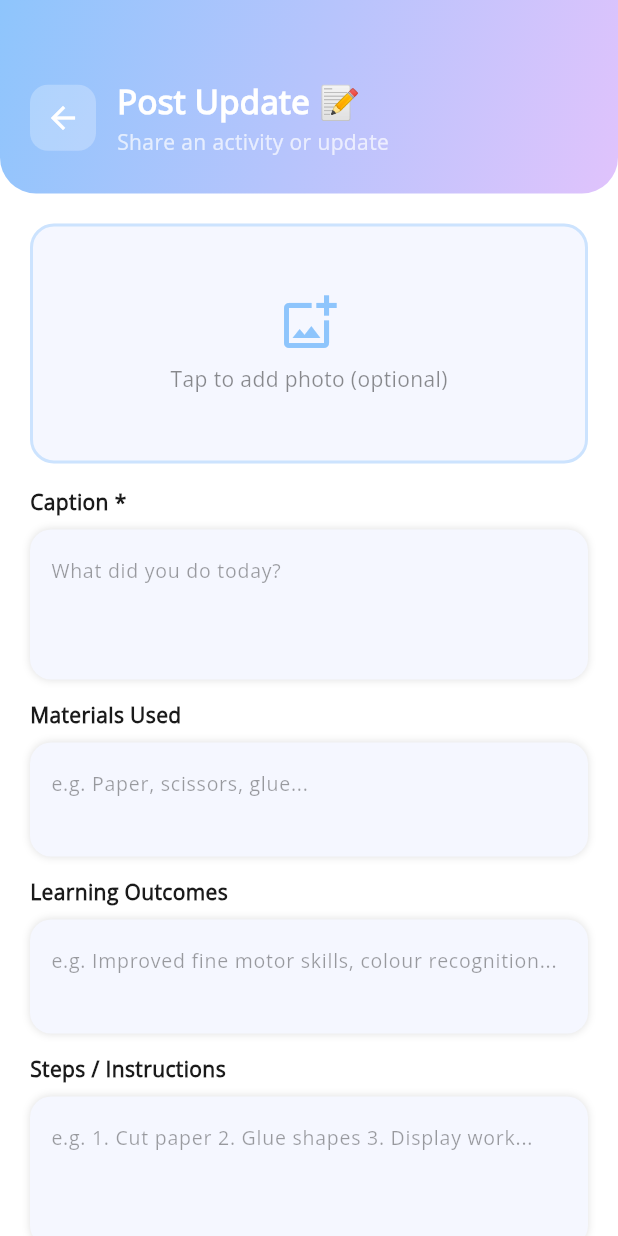
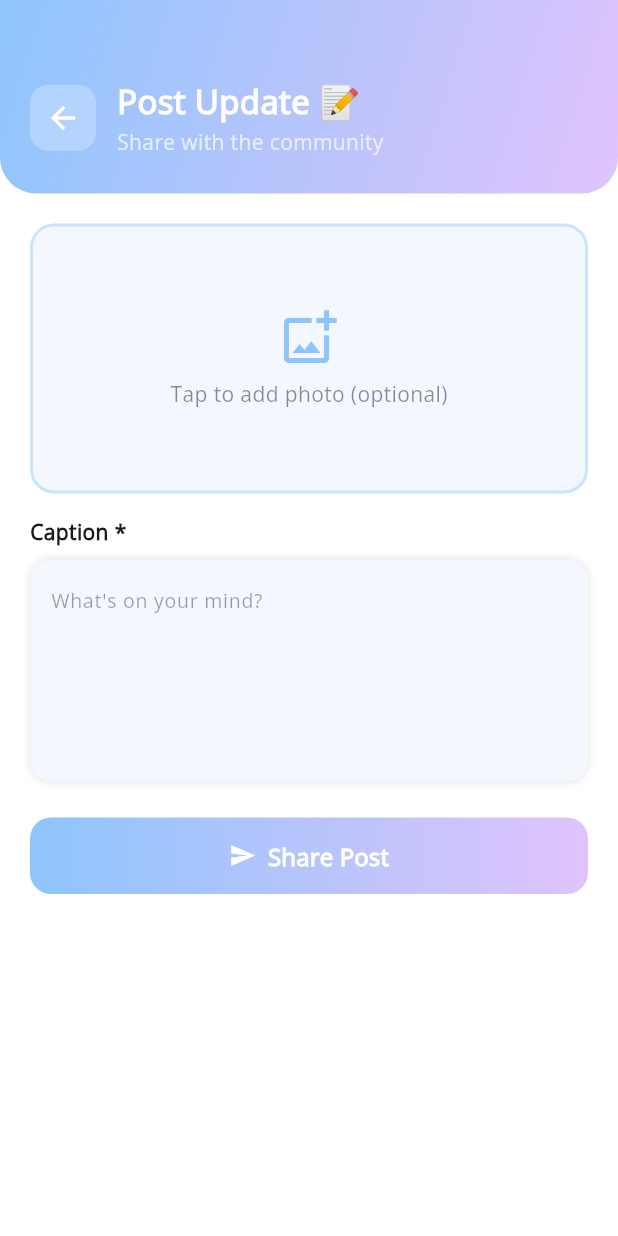
Before and after one commit to ShreeyaPaudel/kreative_kindle, a Flutter app: the PostUpdatePage screen opened directly, on a phone screen of 412 x 824 dp. Run offline on Flutter 3.47's test engine with Material 3 defaults, Android fonts, the phone set to English and light mode, and no system bars; our stand-ins replace connectivity_plus, dio, flutter_riverpod, flutter_secure_storage, hive, hive_flutter and 6 more; accounts and stored records are empty; generated files the repository leaves out were written again.

```diff
--- a/lib/features/dashboard/presentation/pages/updates_page.dart
+++ b/lib/features/dashboard/presentation/pages/updates_page.dart
@@ -5,7 +5,6 @@ import 'package:image_picker/image_picker.dart';
 import '../../../../core/api/api_client.dart';
 import '../../../../features/media/presentation/view_model/media_viewmodel.dart';
 
-// ─── POSTS PROVIDER ──────────────────────────────────────────────────────────
 final postsProvider = FutureProvider<List<Map<String, dynamic>>>((ref) async {
   try {
     final client = ref.read(apiClientProvider);
@@ -26,7 +25,6 @@ final postsProvider = FutureProvider<List<Map<String, dynamic>>>((ref) async {
   }
 });
 
-// ─── UPDATES PAGE (shows posts list) ─────────────────────────────────────────
 class UpdatesPage extends ConsumerWidget {
   const UpdatesPage({super.key});
 
@@ -215,6 +213,7 @@ class _PostCard extends StatelessWidget {
 }
 
 // ─── POST UPDATE PAGE ─────────────────────────────────────────────────────────
+// ─── POST UPDATE PAGE ─────────────────────────────────────────────────────────
 class PostUpdatePage extends ConsumerStatefulWidget {
   const PostUpdatePage({super.key});
 
@@ -224,9 +223,6 @@ class PostUpdatePage extends ConsumerStatefulWidget {
 
 class _PostUpdatePageState extends ConsumerState<PostUpdatePage> {
   final _captionController = TextEditingController();
-  final _materialsController = TextEditingController();
-  final _outcomesController = TextEditingController();
-  final _stepsController = TextEditingController();
   File? _selectedImage;
   bool _isLoading = false;
   final ImagePicker _picker = ImagePicker();
@@ -234,9 +230,6 @@ class _PostUpdatePageState extends ConsumerState<PostUpdatePage> {
   @override
   void dispose() {
     _captionController.dispose();
-    _materialsController.dispose();
-    _outcomesController.dispose();
-    _stepsController.dispose();
     super.dispose();
   }
 
@@ -262,7 +255,6 @@ class _PostUpdatePageState extends ConsumerState<PostUpdatePage> {
     try {
       String? imageUrl;
 
-      // Upload image first if selected
       if (_selectedImage != null) {
         await ref.read(mediaViewModelProvider.notifier).upload(_selectedImage!);
         final mediaState = ref.read(mediaViewModelProvider);
@@ -274,12 +266,6 @@ class _PostUpdatePageState extends ConsumerState<PostUpdatePage> {
         '/posts',
         data: {
           'caption': _captionController.text.trim(),
-          if (_materialsController.text.isNotEmpty)
-            'materials': _materialsController.text.trim(),
-          if (_outcomesController.text.isNotEmpty)
-            'learningOutcomes': _outcomesController.text.trim(),
-          if (_stepsController.text.isNotEmpty)
-            'steps': _stepsController.text.trim(),
           if (imageUrl != null) 'image': imageUrl,
         },
       );
@@ -304,7 +290,6 @@ class _PostUpdatePageState extends ConsumerState<PostUpdatePage> {
     return Scaffold(
       body: Column(
         children: [
-          // Header
           Container(
             width: double.infinity,
             padding: const EdgeInsets.fromLTRB(20, 52, 20, 24),
@@ -345,7 +330,7 @@ class _PostUpdatePageState extends ConsumerState<PostUpdatePage> {
                       ),
                     ),
                     Text(
-                      'Share an activity or update',
+                      'Share with the community',
                       style: TextStyle(color: Colors.white70),
                     ),
                   ],
@@ -354,7 +339,6 @@ class _PostUpdatePageState extends ConsumerState<PostUpdatePage> {
             ),
           ),
 
-          // Form
           Expanded(
             child: SingleChildScrollView(
               padding: const EdgeInsets.all(20),
@@ -366,7 +350,7 @@ class _PostUpdatePageState extends ConsumerState<PostUpdatePage> {
                     onTap: _pickImage,
                     child: Container(
                       width: double.infinity,
-                      height: 160,
+                      height: 180,
                       decoration: BoxDecoration(
                         color: const Color(0xFFF5F7FF),
                         borderRadius: BorderRadius.circular(16),
@@ -403,44 +387,36 @@ class _PostUpdatePageState extends ConsumerState<PostUpdatePage> {
 
                   const SizedBox(height: 16),
 
-                  _fieldLabel('Caption *'),
-                  _inputField(
-                    controller: _captionController,
-                    hint: 'What did you do today?',
-                    maxLines: 3,
+                  const Text(
+                    'Caption *',
+                    style: TextStyle(fontWeight: FontWeight.w700, fontSize: 14),
                   ),
-
-                  const SizedBox(height: 14),
-
-                  _fieldLabel('Materials Used'),
-                  _inputField(
-                    controller: _materialsController,
-                    hint: 'e.g. Paper, scissors, glue...',
-                    maxLines: 2,
-                  ),
-
-                  const SizedBox(height: 14),
-
-                  _fieldLabel('Learning Outcomes'),
-                  _inputField(
-                    controller: _outcomesController,
-                    hint:
-                        'e.g. Improved fine motor skills, colour recognition...',
-                    maxLines: 2,
-                  ),
-
-                  const SizedBox(height: 14),
-
-                  _fieldLabel('Steps / Instructions'),
-                  _inputField(
-                    controller: _stepsController,
-                    hint: 'e.g. 1. Cut paper 2. Glue shapes 3. Display work...',
-                    maxLines: 3,
+                  const SizedBox(height: 8),
+                  Container(
+                    decoration: BoxDecoration(
+                      color: const Color(0xFFF5F7FF),
+                      borderRadius: BorderRadius.circular(14),
+                      boxShadow: const [
+                        BoxShadow(color: Colors.black12, blurRadius: 4),
+                      ],
+                    ),
+                    child: TextField(
+                      controller: _captionController,
+                      maxLines: 5,
+                      decoration: const InputDecoration(
+                        hintText: 'What\'s on your mind?',
+                        hintStyle: TextStyle(
+                          color: Colors.black38,
+                          fontSize: 13,
+                        ),
+                        border: InputBorder.none,
+                        contentPadding: EdgeInsets.all(14),
+                      ),
+                    ),
                   ),
 
                   const SizedBox(height: 24),
 
-                  // Submit button
                   SizedBox(
                     width: double.infinity,
                     child: Container(
@@ -481,8 +457,6 @@ class _PostUpdatePageState extends ConsumerState<PostUpdatePage> {
                       ),
                     ),
                   ),
-
-                  const SizedBox(height: 30),
                 ],
               ),
             ),
@@ -491,38 +465,4 @@ class _PostUpdatePageState extends ConsumerState<PostUpdatePage> {
       ),
     );
   }
-
-  Widget _fieldLabel(String label) {
-    return Padding(
-      padding: const EdgeInsets.only(bottom: 8),
-      child: Text(
-        label,
-        style: const TextStyle(fontWeight: FontWeight.w700, fontSize: 14),
-      ),
-    );
-  }
-
-  Widget _inputField({
-    required TextEditingController controller,
-    required String hint,
-    int maxLines = 1,
-  }) {
-    return Container(
-      decoration: BoxDecoration(
-        color: const Color(0xFFF5F7FF),
-        borderRadius: BorderRadius.circular(14),
-        boxShadow: const [BoxShadow(color: Colors.black12, blurRadius: 4)],
-      ),
-      child: TextField(
-        controller: controller,
-        maxLines: maxLines,
-        decoration: InputDecoration(
-          hintText: hint,
-          hintStyle: const TextStyle(color: Colors.black38, fontSize: 13),
-          border: InputBorder.none,
-          contentPadding: const EdgeInsets.all(14),
-        ),
-      ),
-    );
-  }
 }
```
